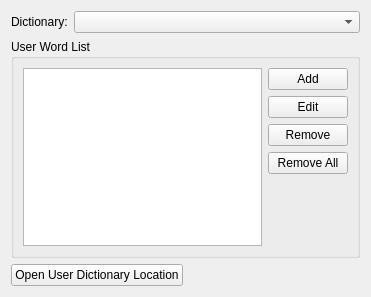
Before: the Qt Designer form src/Sigil/Form_Files/PSpellCheckWidget.ui in Sigil-Ebook/Sigil, drawn with Qt 5.
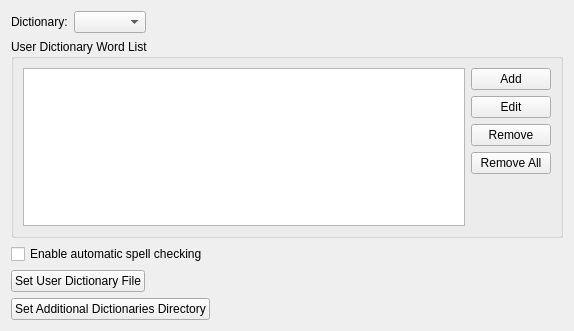
After: the same form once the commit is applied.

Commit message: - Allow Find next misspelled word     - Adds Spell Check mode to Find&Replace     - Supports searching for all misspelled words or just misspelled words matching a regex     - Supports Count All, replace, replace all, up, down, one or more files     - Allows use of standard F&R key shortcuts - Enable/disable highlighting in code view but still allow Find misspelled words - New misspelled search code, shared by F&R, highlighting, etc. - Allow user dictionary file location to be set (preferred place, one per book/genre, etc) - Allow additional dictionary directory to be set

Diff of the .ui file:
```diff
--- a/src/Sigil/Form_Files/PSpellCheckWidget.ui
+++ b/src/Sigil/Form_Files/PSpellCheckWidget.ui
@@ -6,8 +6,8 @@
    <rect>
     <x>0</x>
     <y>0</y>
-    <width>371</width>
-    <height>297</height>
+    <width>574</width>
+    <height>331</height>
    </rect>
   </property>
   <property name="windowTitle">
@@ -15,7 +15,7 @@
   </property>
   <layout class="QVBoxLayout" name="verticalLayout_2">
    <item>
-    <layout class="QHBoxLayout" name="horizontalLayout_2" stretch="0,1">
+    <layout class="QHBoxLayout" name="horizontalLayout_1" stretch="0,0,0">
      <item>
       <widget class="QLabel" name="label">
        <property name="text">
@@ -24,14 +24,34 @@
       </widget>
      </item>
      <item>
-      <widget class="QComboBox" name="dictionaries"/>
+      <widget class="QComboBox" name="dictionaries">
+       <property name="sizePolicy">
+        <sizepolicy hsizetype="Preferred" vsizetype="Fixed">
+         <horstretch>0</horstretch>
+         <verstretch>0</verstretch>
+        </sizepolicy>
+       </property>
+      </widget>
+     </item>
+     <item>
+      <spacer name="horizontalSpacer1">
+       <property name="orientation">
+        <enum>Qt::Horizontal</enum>
+       </property>
+       <property name="sizeHint" stdset="0">
+        <size>
+         <width>40</width>
+         <height>20</height>
+        </size>
+       </property>
+      </spacer>
      </item>
     </layout>
    </item>
    <item>
     <widget class="QGroupBox" name="groupBox">
      <property name="title">
-      <string>User Word List</string>
+      <string>User Dictionary Word List</string>
      </property>
      <layout class="QHBoxLayout" name="horizontalLayout">
       <item>
@@ -90,18 +110,64 @@
     </widget>
    </item>
    <item>
-    <layout class="QHBoxLayout" name="horizontalLayout_3">
+    <layout class="QHBoxLayout" name="horizontalLayout_2">
      <item>
-      <widget class="QPushButton" name="openUserDictionaryLocation">
-       <property name="text">
-        <string>Open User Dictionary Location</string>
-       </property>
+      <widget class="QCheckBox" name="enableSpellCheck">
        <property name="toolTip">
         <string>&lt;p&gt;Show the directory that is used for your personal Dictionary files.&lt;/p&gt;
 
-&lt;p&gt;Your User Word List is stored here (in the file &lt;b&gt;user_dict.txt&lt;/b&gt;).&lt;/p&gt;
-
-&lt;p&gt;You can also store your own dictionary files in this location to add new dictionaries or to override the built-in dictionaries.&lt;/p&gt;</string>
+You can always search for misspelled words using Find &amp;amp; Replace by setting the mode to &amp;quot;Spell Check&amp;quot;.</string>
+       </property>
+       <property name="text">
+        <string>Enable automatic spell checking</string>
+       </property>
+      </widget>
+     </item>
+     <item>
+      <spacer name="horizontalSpacer2">
+       <property name="orientation">
+        <enum>Qt::Horizontal</enum>
+       </property>
+       <property name="sizeHint" stdset="0">
+        <size>
+         <width>40</width>
+         <height>20</height>
+        </size>
+       </property>
+      </spacer>
+     </item>
+    </layout>
+   </item>
+   <item>
+    <layout class="QHBoxLayout" name="horizontalLayout_4">
+     <item>
+      <widget class="QPushButton" name="pbUserDictionaryFile">
+       <property name="text">
+        <string>Set User Dictionary File</string>
+       </property>
+      </widget>
+     </item>
+     <item>
+      <spacer name="horizontalSpacer_2">
+       <property name="orientation">
+        <enum>Qt::Horizontal</enum>
+       </property>
+       <property name="sizeHint" stdset="0">
+        <size>
+         <width>40</width>
+         <height>20</height>
+        </size>
+       </property>
+      </spacer>
+     </item>
+    </layout>
+   </item>
+   <item>
+    <layout class="QHBoxLayout" name="horizontalLayout_5">
+     <item>
+      <widget class="QPushButton" name="pbDictionaryDirectory">
+       <property name="text">
+        <string>Set Additional Dictionaries Directory</string>
        </property>
       </widget>
      </item>
```
Left out of the diff: 2 changed lines with no effect on the pictures. The commit also changes 19 other files.
